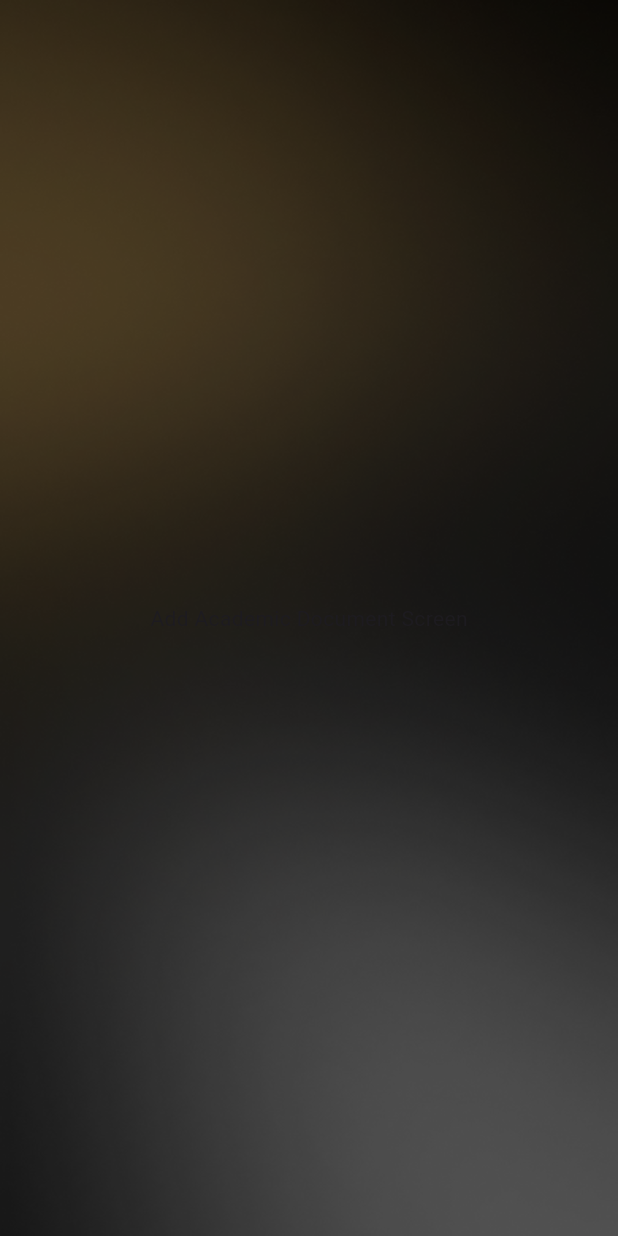
After one commit to Alvin11David/HELPER-APP, a Flutter app: the AddAcademicDocumentScreen screen opened directly, on a phone screen of 412 x 824 dp. The commit adds this screen. Run offline on Flutter 3.47's test engine with Material 3 defaults, Android fonts, the phone set to English and light mode, and no system bars; our stand-ins replace camera; missing offline and left inert: google_ml_kit.

Commit message:
Added Academic Upload Screen

```diff
--- /dev/null
+++ b/helper/lib/Document Upload/Add_Academic_Document_Screen.dart
@@ -0,0 +1,20 @@
+import 'package:flutter/material.dart';
+
+class AddAcademicDocumentScreen extends StatelessWidget {
+  @override
+  Widget build(BuildContext context) {
+    return Scaffold(
+      body: Container(
+        decoration: BoxDecoration(
+          image: DecorationImage(
+            image: AssetImage('assets/background/normalscreenbg.png'),
+            fit: BoxFit.cover,
+          ),
+        ),
+        child: Center(
+          child: Text('Add Academic Document Screen'),
+        ),
+      ),
+    );
+  }
+}
--- a/helper/pubspec.yaml
+++ b/helper/pubspec.yaml
@@ -38,6 +38,8 @@ dependencies:
   camera: ^0.10.5
   # For text recognition
   google_ml_kit: ^0.18.0
+  # For image cropping
+  image: ^4.7.2
 
 dev_dependencies:
   flutter_test:
```
Also changed, not shown: helper/lib/Document Upload/National_ID_Passport_Front_Scan_Screen.dart (+13 -3 lines), helper/pubspec.lock.
